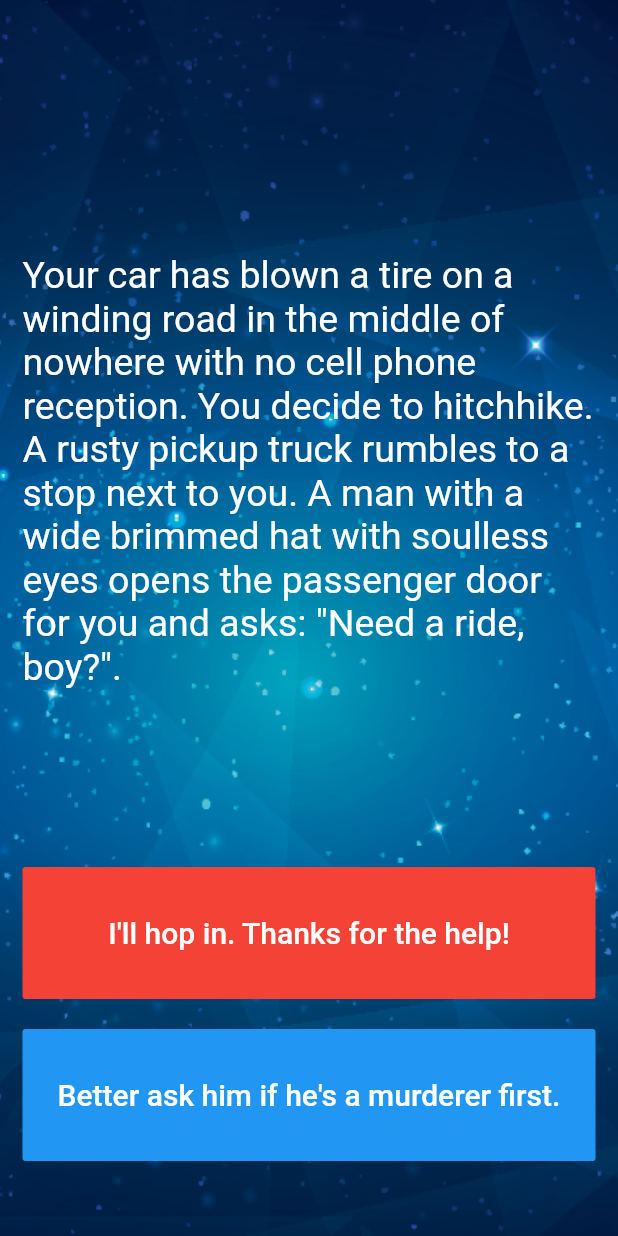
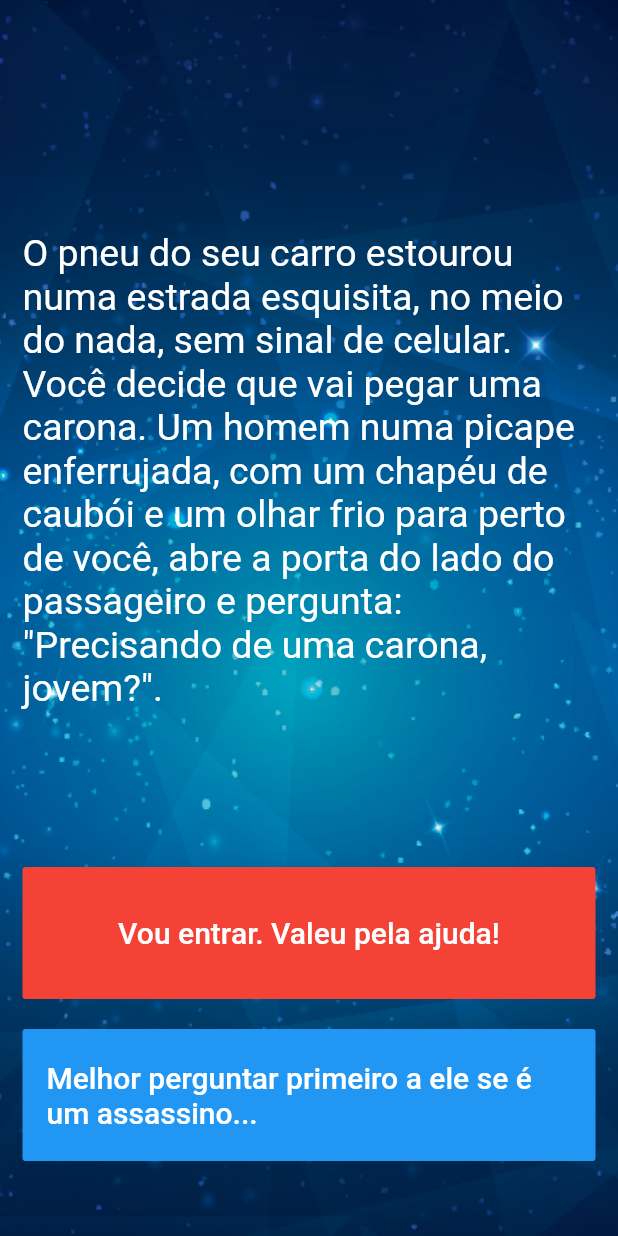
Before and after one commit to lincolnarrais/Destini, a Flutter app: the screen it shows after launch, on a phone screen of 412 x 824 dp. Run offline on Flutter 3.47's test engine with Material 2 defaults, Android fonts, the phone set to English and light mode, and no system bars.

Commit message:
Tradução concluída

```diff
--- a/lib/story_brain.dart
+++ b/lib/story_brain.dart
@@ -6,32 +6,33 @@ class StoryBrain {
   List<Story> _storyData = [
     Story(
         storyTitle:
-            'Your car has blown a tire on a winding road in the middle of nowhere with no cell phone reception. You decide to hitchhike. A rusty pickup truck rumbles to a stop next to you. A man with a wide brimmed hat with soulless eyes opens the passenger door for you and asks: "Need a ride, boy?".',
-        choice1: 'I\'ll hop in. Thanks for the help!',
-        choice2: 'Better ask him if he\'s a murderer first.'),
-    Story(
-        storyTitle: 'He nods slowly, unphased by the question.',
-        choice1: 'At least he\'s honest. I\'ll climb in.',
-        choice2: 'Wait, I know how to change a tire.'),
+            'O pneu do seu carro estourou numa estrada esquisita, no meio do nada, sem sinal de celular. Você decide que vai pegar uma carona. Um homem numa picape enferrujada, com um chapéu de caubói e um olhar frio para perto de você, abre a porta do lado do passageiro e pergunta: "Precisando de uma carona, jovem?".',
+        choice1: 'Vou entrar. Valeu pela ajuda!',
+        choice2: 'Melhor perguntar primeiro a ele se é um assassino...'),
     Story(
         storyTitle:
-            'As you begin to drive, the stranger starts talking about his relationship with his mother. He gets angrier and angrier by the minute. He asks you to open the glovebox. Inside you find a bloody knife, two severed fingers, and a cassette tape of Elton John. He reaches for the glove box.',
-        choice1: 'I love Elton John! Hand him the cassette tape.',
-        choice2: 'It\'s him or me! You take the knife and stab him.'),
+            'Ele balança a cabeça lentamente que sim, sem sequer se abalar pela pergunta.',
+        choice1: 'Pelo menos ele é honesto. Vou aceitar a carona.',
+        choice2: 'Eu... acho que sei trocar um pneu...'),
     Story(
         storyTitle:
-            'What? Such a cop out! Did you know traffic accidents are the second leading cause of accidental death for most adult age groups?',
-        choice1: 'Restart',
+            'O carro começa a andar, e o estranho começa a falar sobre seu relacionamento com a mãe. Ele fica com mais e mais raiva a cada minuto. Ele pede pra você abrir o porta-luvas. Dentro do porta-lucas você encontra uma faca ensanguentada, dois dedos cortados, e uma fita cassete do Elton John. Ele estende a mão em direção ao porta-luvas.',
+        choice1: 'Eu amo Elton John! Pego a fita cassette e entrego a ele.',
+        choice2: 'É ele ou eu! Pego a faca e dou uma facada nele.'),
+    Story(
+        storyTitle:
+            'O quê?! Quanta irresponsabilidade! Você sabia que acidentes de trânsito são a segunda maior causa de morte acidental para a maioria das pessoas em idade adulta?',
+        choice1: 'Reiniciar',
         choice2: ''),
     Story(
         storyTitle:
-            'As you smash through the guardrail and careen towards the jagged rocks below you reflect on the dubious wisdom of stabbing someone while they are driving a car you are in.',
-        choice1: 'Restart',
+            'Enquanto o carro sai da estrada e capota em direção às rochas lá embaixo, você reflete sobre a decisão estapafúrdia de esfaquear uma pessoa enquanto ela dirige o carro com você dentro.',
+        choice1: 'Reiniciar',
         choice2: ''),
     Story(
         storyTitle:
-            'You bond with the murderer while crooning verses of "Can you feel the love tonight". He drops you off at the next town. Before you go he asks you if you know any good places to dump bodies. You reply: "Try the pier".',
-        choice1: 'Restart',
+            'Você fica amigo do assassino enquanto cantarola "Can you feel the love tonight". Ele te deixa na cidade mais próxima. Antes de você ir ele pergunta se você conhece algum lugar bom pra se livrar de corpos. Você responde: "Já tentou o píer?".',
+        choice1: 'Reiniciar',
         choice2: '')
   ];
 
```
